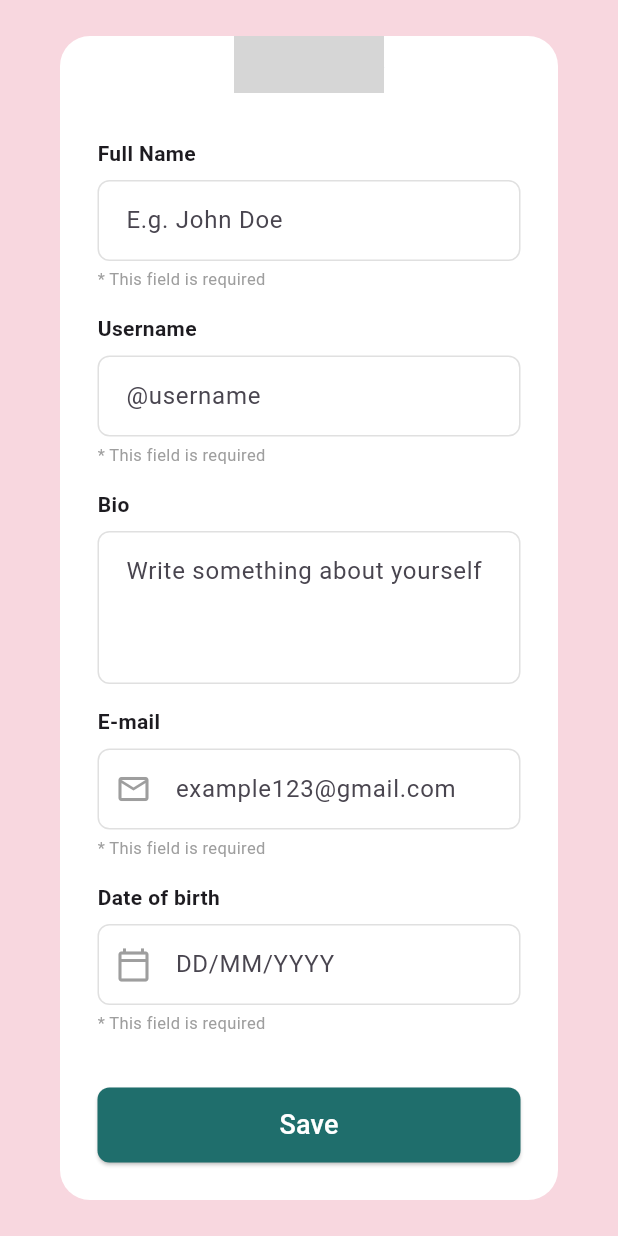
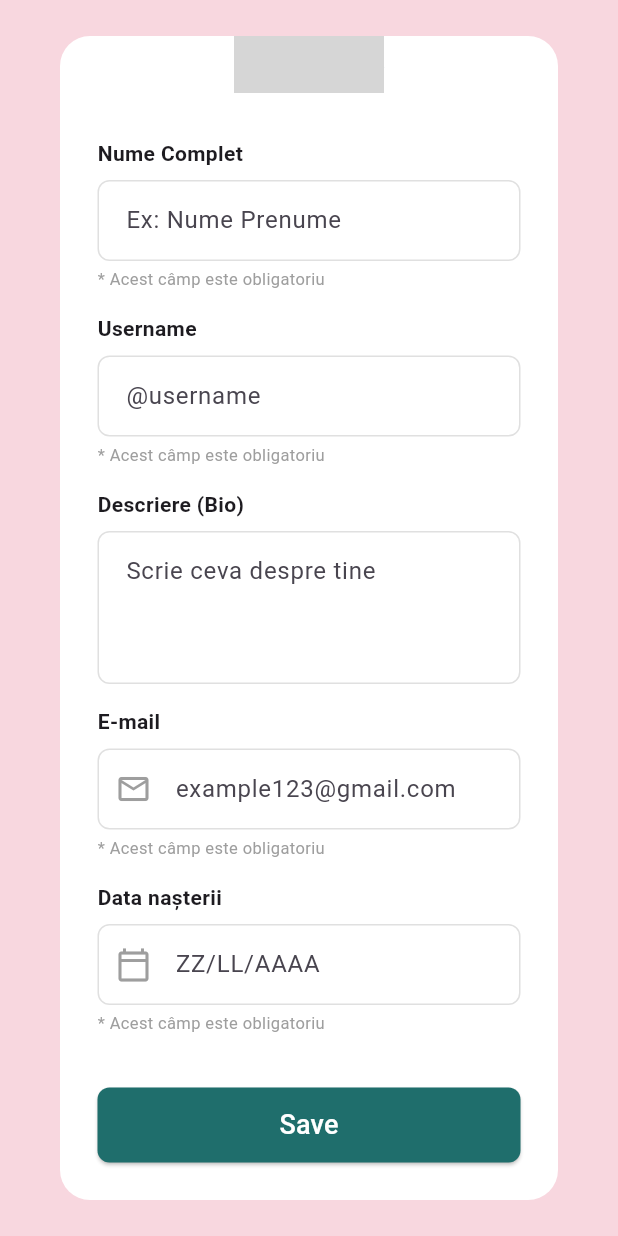
Before and after one commit to AndyZero1/pawnder, a Flutter app: the EditProfileDialog widget shown alone on an empty page, opened directly with empty values, scrolled down 186 dp, on a phone screen of 412 x 824 dp. Run offline on Flutter 3.47's test engine with Material 3 defaults, Android fonts, the phone set to English and light mode, and no system bars; our stand-ins replace file_picker, flutter_map, geolocator, google_fonts, image_picker, latlong2 and 1 more; accounts and stored records are empty; network calls fail; statements that could not run were skipped; grey boxes are pictures that could not be loaded.

Commit message:
added consultation section and updated profile

```diff
--- a/lib/screens/consultation_screen.dart
+++ b/lib/screens/consultation_screen.dart
@@ -17,7 +17,7 @@ class _ConsultationScreenState extends State<ConsultationScreen> {
   final TextEditingController _messageController = TextEditingController();
   final ScrollController _chatScrollController = ScrollController();
 
-  // Messages list (empty by default - populated by user or backend API)
+  // messages list
   final List<Map<String, dynamic>> _messages = [];
 
   @override
@@ -95,11 +95,11 @@ class _ConsultationScreenState extends State<ConsultationScreen> {
                       ),
                       child: Column(
                         children: [
-                          // Top Header: Veterinarian Info & Status
+                          // veterinarian info & Status
                           _buildChatHeader(),
                           const Divider(height: 1),
 
-                          // Messages Area
+                          // messages area
                           Expanded(
                             child: _messages.isEmpty
                                 ? _buildEmptyState()
@@ -118,7 +118,7 @@ class _ConsultationScreenState extends State<ConsultationScreen> {
                                   ),
                           ),
 
-                          // Input Area
+
                           const Divider(height: 1),
                           _buildChatInput(),
                         ],
@@ -134,7 +134,7 @@ class _ConsultationScreenState extends State<ConsultationScreen> {
     );
   }
 
-  // --- TOP HEADER ---
+
   Widget _buildChatHeader() {
     return Padding(
       padding: const EdgeInsets.symmetric(horizontal: 20, vertical: 14),
@@ -180,7 +180,7 @@ class _ConsultationScreenState extends State<ConsultationScreen> {
                   ),
                 ),
                 Text(
-                  'Online • Verified Veterinarian',
+                  'Verified Veterinarian',
                   style: GoogleFonts.outfit(
                     fontSize: 12,
                     color: Colors.green.shade700,
@@ -217,7 +217,7 @@ class _ConsultationScreenState extends State<ConsultationScreen> {
     );
   }
 
-  // --- EMPTY STATE (When no messages are loaded) ---
+
   Widget _buildEmptyState() {
     return Center(
       child: Padding(
@@ -248,7 +248,7 @@ class _ConsultationScreenState extends State<ConsultationScreen> {
             ),
             const SizedBox(height: 8),
             Text(
-              'Ask a question, describe your pet\'s symptoms, or share updates directly with the veterinarian.',
+              'Ask a question, describe your pet\'s symptoms, or share updates with the veterinarian.',
               textAlign: TextAlign.center,
               style: GoogleFonts.outfit(
                 fontSize: 13,
@@ -262,7 +262,7 @@ class _ConsultationScreenState extends State<ConsultationScreen> {
     );
   }
 
-  // --- MESSAGE BUBBLE ---
+
   Widget _buildMessageBubble(Map<String, dynamic> msg, bool isMe) {
     return Padding(
       padding: const EdgeInsets.symmetric(vertical: 4),
@@ -319,7 +319,7 @@ class _ConsultationScreenState extends State<ConsultationScreen> {
     );
   }
 
-  // --- CHAT INPUT BAR ---
+
   Widget _buildChatInput() {
     return Padding(
       padding: const EdgeInsets.all(12),
--- a/lib/widgets/edit_profile_dialog.dart
+++ b/lib/widgets/edit_profile_dialog.dart
@@ -46,16 +46,16 @@ class _EditProfileDialogState extends State<EditProfileDialog> {
     super.dispose();
   }
 
-  // --- FUNCȚIA PENTRU AFIȘAREA CALENDARULUI ---
+
   Future<void> _selecteazaData(BuildContext context) async {
     final DateTime? dataAleasa = await showDatePicker(
       context: context,
-      initialDate: DateTime(2000, 10, 8), // Data de pornire a calendarului
-      firstDate: DateTime(1900), // Anul minim
-      lastDate: DateTime.now(), // Cannot select a future date
+      initialDate: DateTime(2000, 10, 8),
+      firstDate: DateTime(1900),
+      lastDate: DateTime.now(),
       builder: (context, child) {
         return Theme(
-          // Calendar styled with Teal color
+
           data: Theme.of(context).copyWith(
             colorScheme: const ColorScheme.light(
               primary: Color(0xFF1F6E6C),
@@ -68,7 +68,6 @@ class _EditProfileDialogState extends State<EditProfileDialog> {
       },
     );
 
-    // If user picked a date, format it as DD/MM/YYYY and display
     if (dataAleasa != null) {
       setState(() {
         String zi = dataAleasa.day.toString().padLeft(2, '0');
@@ -141,8 +140,8 @@ class _EditProfileDialogState extends State<EditProfileDialog> {
               const SizedBox(height: 30),
 
               _buildInputField(
-                'Full Name',
-                'E.g. John Doe',
+                'Nume Complet',
+                'Ex: Nume Prenume',
                 numeController,
                 null,
                 isRequired: true,
@@ -155,8 +154,8 @@ class _EditProfileDialogState extends State<EditProfileDialog> {
                 isRequired: true,
               ),
               _buildInputField(
-                'Bio',
-                'Write something about yourself',
+                'Descriere (Bio)',
+                'Scrie ceva despre tine',
                 bioController,
                 null,
                 maxLines: 3,
@@ -170,17 +169,17 @@ class _EditProfileDialogState extends State<EditProfileDialog> {
                 isRequired: true,
               ),
 
-              // Modified field for Calendar
+
               _buildInputField(
-                'Date of birth',
-                'DD/MM/YYYY',
+                'Data nașterii',
+                'ZZ/LL/AAAA',
                 dataNasteriiController,
                 Icons.calendar_today_outlined,
                 isRequired: true,
                 readOnly:
-                    true, // Very important: prevents keyboard from opening
+                    true,
                 onTap: () =>
-                    _selecteazaData(context), // Deschide calendarul la click
+                    _selecteazaData(context),
               ),
 
               const SizedBox(height: 20),
@@ -218,7 +217,7 @@ class _EditProfileDialogState extends State<EditProfileDialog> {
     );
   }
 
-  // --- AM MODIFICAT FUNCȚIA PENTRU A SUPORTA CALENDAR ȘI STELUȚĂ ---
+
   Widget _buildInputField(
     String label,
     String hint,
@@ -242,9 +241,9 @@ class _EditProfileDialogState extends State<EditProfileDialog> {
           TextField(
             controller: controller,
             maxLines: maxLines,
-            readOnly: readOnly, // If true, only click, cannot type
+            readOnly: readOnly,
             onTap:
-                onTap, // Function called on tap (e.g. open calendar)
+                onTap,
             decoration: InputDecoration(
               hintText: hint,
               prefixIcon: icon != null ? Icon(icon, color: Colors.grey) : null,
@@ -267,11 +266,10 @@ class _EditProfileDialogState extends State<EditProfileDialog> {
             ),
           ),
 
-          // If isRequired is true, show asterisk and message
           if (isRequired) ...[
             const SizedBox(height: 4),
             const Text(
-              '* This field is required',
+              '* Acest câmp este obligatoriu',
               style: TextStyle(color: Colors.grey, fontSize: 11),
             ),
           ],
```
Also changed, not shown: 2 other files.
